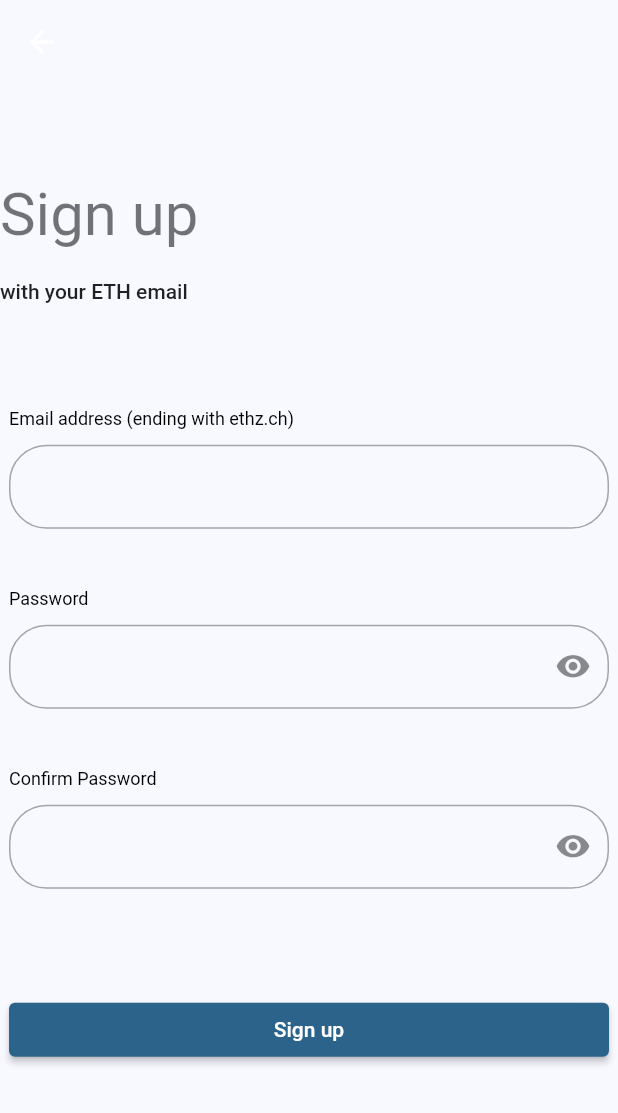
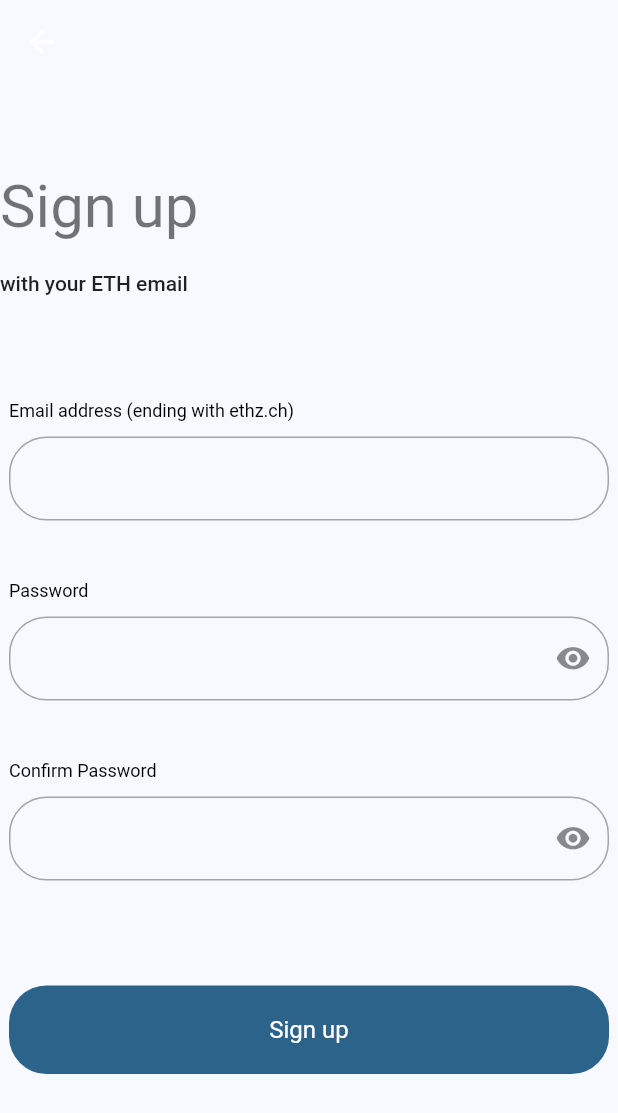
Before and after one commit to Totemi1324/viscon_hackathon_app, a Flutter app: the screen it shows after launch, after a tap on "Sign up", on a phone screen of 412 x 824 dp. Shown: the top 1113 px of the screen. Run offline on Flutter 3.47's test engine with Material 2 defaults, Android fonts, the phone set to English and light mode, and no system bars; our stand-ins replace cloud_firestore, cloud_functions, firebase_auth, firebase_core, flutter_bloc, rive and 1 more; missing offline and left inert: flutter_gen; accounts and stored records are empty; generated files the repository leaves out were written again.

Commit message:
Add welcome animation, improve button styling

```diff
--- a/lib/screens/home_screen.dart
+++ b/lib/screens/home_screen.dart
@@ -1,6 +1,8 @@
 import 'package:flutter/material.dart';
-import 'package:viscon_hackathon_app/screens/base/flat.dart';
+import 'package:flutter_gen/gen/assets.gen.dart';
+import 'package:rive/rive.dart';
 
+import './base/flat.dart';
 import 'login_screen.dart';
 import 'signup_screen.dart';
 
@@ -17,19 +19,60 @@
           child: Column(
             crossAxisAlignment: CrossAxisAlignment.center,
             children: [
+              SizedBox(
+                height: 200,
+                child: RiveAnimation.asset(
+                  Assets.animations.nerdherdWelcomescreen,
+                  fit: BoxFit.contain,
+                  stateMachines: const ["Main"],
+                ),
+              ),
+              Text(
+                "NerdHerd",
+                style: Theme.of(context)
+                    .textTheme
+                    .displayMedium!
+                    .copyWith(fontWeight: FontWeight.w800),
+              ),
+              const SizedBox(
+                height: 30,
+              ),
               ElevatedButton(
+                style: ElevatedButton.styleFrom(
+                  textStyle: Theme.of(context).textTheme.titleMedium,
+                  padding: const EdgeInsets.all(20),
+                  shape: RoundedRectangleBorder(
+                    borderRadius: BorderRadius.circular(25),
+                  ),
+                  elevation: 0,
+                ),
                 onPressed: () =>
                     Navigator.of(context).pushNamed(SignUpScreen.routeName),
-                child: const Text("Sign up"),
+                child: Container(
+                  width: 100,
+                  alignment: Alignment.center,
+                  child: const Text("Sign up"),
+                ),
               ),
-              Container(
-                height: 50,
+              const SizedBox(
+                height: 30,
               ),
-              ElevatedButton(
+              OutlinedButton(
+                style: OutlinedButton.styleFrom(
+                  textStyle: Theme.of(context).textTheme.titleMedium,
+                  padding: const EdgeInsets.all(20),
+                  shape: RoundedRectangleBorder(
+                    borderRadius: BorderRadius.circular(25),
+                  ),
+                ),
                 onPressed: () =>
                     Navigator.of(context).pushNamed(LogInScreen.routeName),
-                child: const Text("Log in"),
-              )
+                child: Container(
+                  width: 100,
+                  alignment: Alignment.center,
+                  child: const Text("Log in"),
+                ),
+              ),
             ],
           ),
         ),
--- a/lib/widgets/signup_form.dart
+++ b/lib/widgets/signup_form.dart
@@ -224,10 +224,22 @@
               height: 50,
             ),
             ElevatedButton(
+              style: ElevatedButton.styleFrom(
+                textStyle: Theme.of(context).textTheme.titleMedium,
+                padding: const EdgeInsets.all(20),
+                shape: RoundedRectangleBorder(
+                  borderRadius: BorderRadius.circular(25),
+                ),
+                elevation: 0,
+              ),
               onPressed: _isLoading ? null : () => _onSignUpPressed(context),
-              child: _isLoading
-                  ? const Text("Please wait...")
-                  : const Text("Sign up"),
+              child: Container(
+                width: 100,
+                alignment: Alignment.center,
+                child: _isLoading
+                    ? const Text("Please wait...")
+                    : const Text("Sign up"),
+              ),
             ),
           ],
         ),
```
Also changed, not shown: lib/screens/verification_screen.dart (+16 -1 lines), lib/widgets/login_form.dart (+15 -3 lines), 2 other files.
